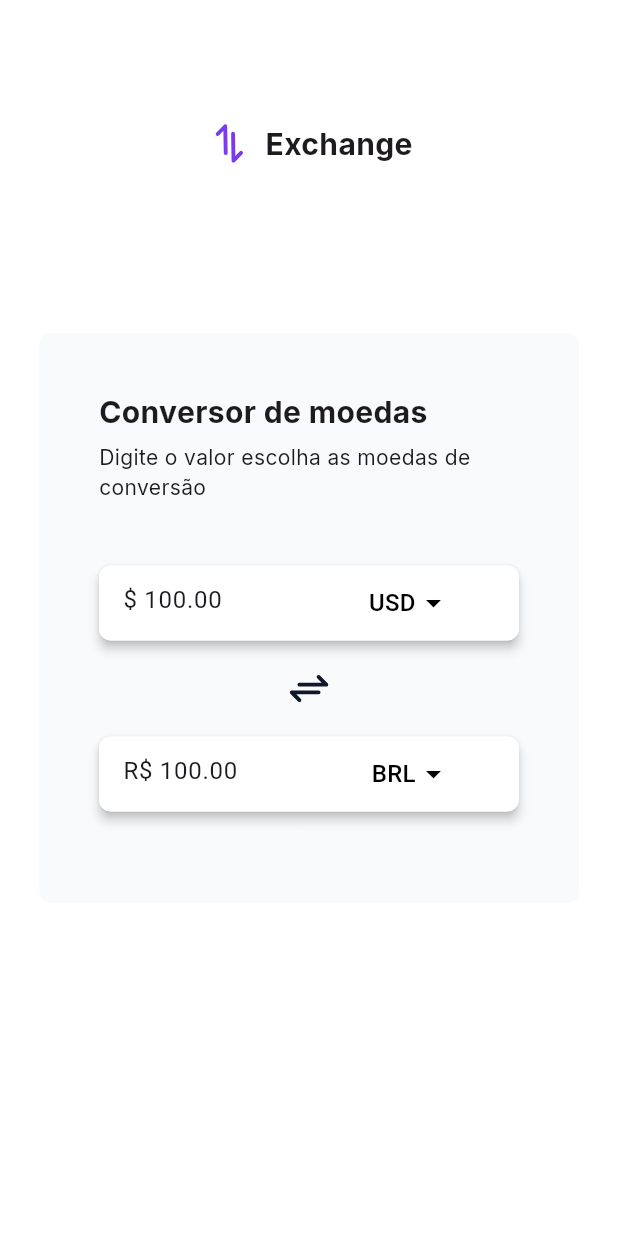
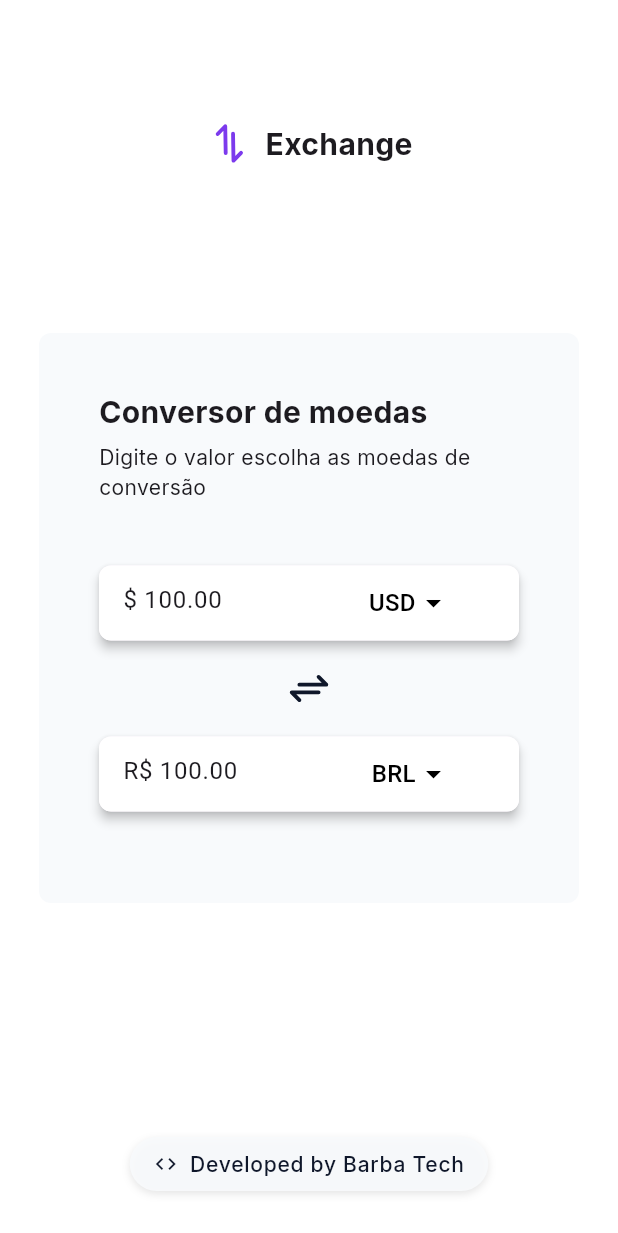
Before and after one commit to Barba2k2/currency_converter, a Flutter app: the screen it shows after launch, on a phone screen of 412 x 824 dp. Shown: the top 1233 px of the screen. Run offline on Flutter 3.47's test engine with Material 3 defaults, Android fonts, the phone set to English and light mode, and no system bars; our stand-ins replace flutter_svg, google_fonts; network calls fail.

Commit message:
feat(presentation): Adds currency converter interaction and developer info

```diff
--- a/lib/src/presentation/home.dart
+++ b/lib/src/presentation/home.dart
@@ -1,6 +1,9 @@
+import 'dart:developer';
+
 import 'package:design_system/design_system.dart';
 import 'package:flutter/material.dart';
 import 'package:flutter_svg/svg.dart';
+import 'package:url_launcher/url_launcher_string.dart';
 
 import '../controller/currency_controller.dart';
 
@@ -137,12 +140,24 @@ class _HomeState extends State<Home> {
                       ),
                       Align(
                         alignment: Alignment.center,
+                        child: GestureDetector(
+                          onTap: () {
+                            log('Updated');
+                            if (controller.topController.text.isNotEmpty) {
+                              controller.isConvertingTop = true;
+                              controller.onTopValueChanged();
+                            } else if (controller.bottomController.text.isNotEmpty) {
+                              controller.isConvertingTop = false;
+                              controller.onBottomValueChanged();
+                            }
+                          },
                           child: SizedBox(
                             width: 32,
                             height: 32,
                             child: SvgPicture.asset(
                               AppImage.arrowsCurrency,
                               package: AppImage.packageName,
+                            ),
                           ),
                         ),
                       ),
@@ -160,6 +175,59 @@ class _HomeState extends State<Home> {
               ),
             ),
           ),
+          Align(
+            alignment: Alignment.bottomCenter,
+            child: Padding(
+              padding: const EdgeInsets.only(bottom: 30),
+              child: GestureDetector(
+                onTap: () async {
+                  const url = 'https://linkedin.com/in/lorenzo-dz';
+                  log('Developed by Barba Tech');
+                  try {
+                    await launchUrlString(
+                      url,
+                      mode: LaunchMode.externalApplication,
+                    );
+                  } catch (e) {
+                    log(e.toString());
+                  }
+                },
+                child: Container(
+                  padding: const EdgeInsets.symmetric(horizontal: 16, vertical: 8),
+                  decoration: BoxDecoration(
+                    color: AppColors.gray400.withOpacity(0.9),
+                    borderRadius: BorderRadius.circular(20),
+                    boxShadow: [
+                      BoxShadow(
+                        color: Colors.black.withOpacity(0.1),
+                        blurRadius: 4,
+                        offset: const Offset(0, 2),
+                      ),
+                    ],
+                  ),
+                  child: Row(
+                    mainAxisSize: MainAxisSize.min,
+                    children: [
+                      const Icon(
+                        Icons.code,
+                        size: 16,
+                        color: AppColors.gray100,
+                      ),
+                      const SizedBox(width: 8),
+                      Text(
+                        'Developed by Barba Tech',
+                        style: AppTheme.theme.textTheme.bodySmall?.copyWith(
+                          fontWeight: FontWeight.w500,
+                          letterSpacing: 0.5,
+                          color: AppColors.gray100,
+                        ),
+                      ),
+                    ],
+                  ),
+                ),
+              ),
+            ),
+          ),
         ],
       ),
     );
```
Lines whose indentation alone changed are shown as unchanged.
